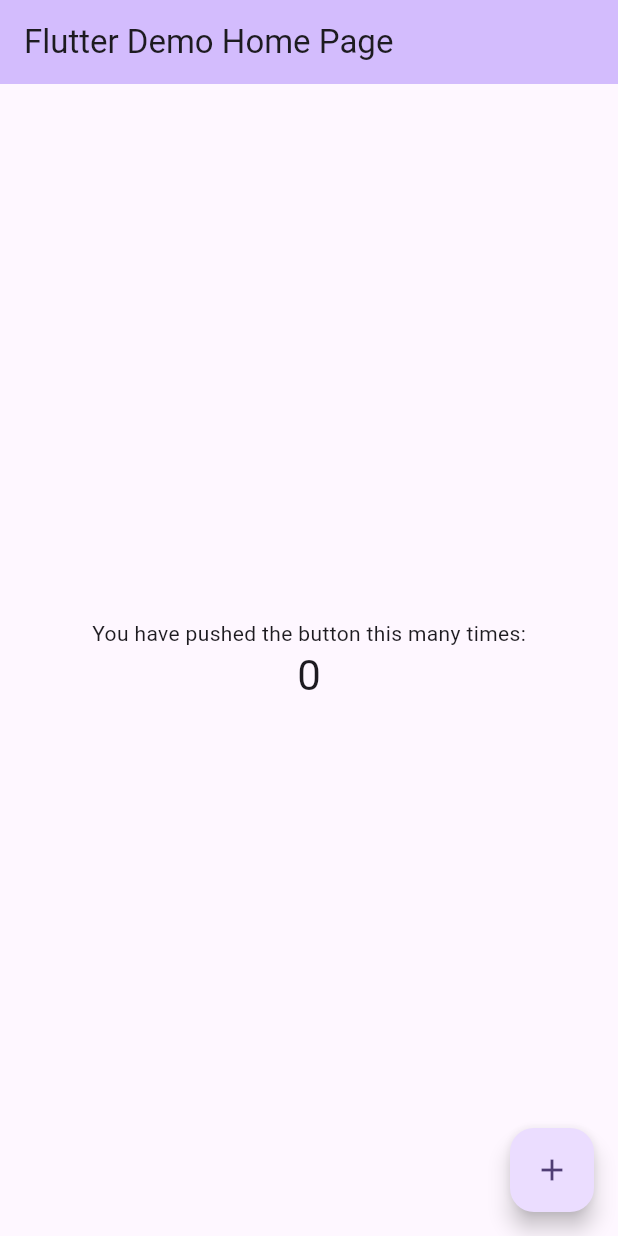
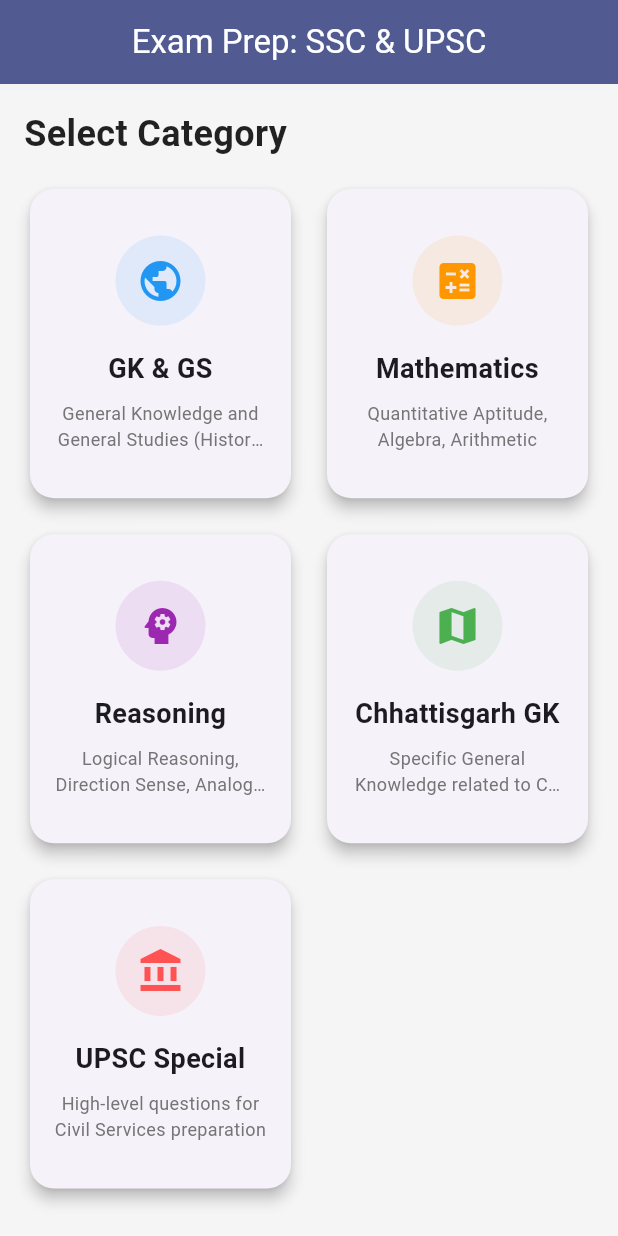
Before and after one commit to could-ai/019ae3ee-69d1-78fa-9e48-33caf9f6e012, a Flutter app: the screen it shows after launch, on a phone screen of 412 x 824 dp. Run offline on Flutter 3.47's test engine with Material 3 defaults, Android fonts, the phone set to English and light mode, and no system bars.

Commit message:
Created Question and QuizCategory models to structure the exam data.; Created mock data with categories for GK, Maths, Reasoning (Direction), CG GK, and UPSC, along with sample questions and explanations.; Created HomeScreen with a GridView to display exam categories. Each card navigates to the QuizScreen.; Created QuizScreen to handle question display, user interaction, answer validation, and navigation. Includes explanation display after answering.; Created ResultScreen to display the final score and percentage with a visual indicator of success or failure.; Updated main.dart to set the initial route to HomeScreen and apply a consistent theme.

```diff
--- /dev/null
+++ b/usr/lib/data/quiz_data.dart
@@ -0,0 +1,132 @@
+import '../models/question_model.dart';
+
+class QuizData {
+  static final List<QuizCategory> categories = [
+    QuizCategory(
+      id: 'gk_gs',
+      name: 'GK & GS',
+      iconPath: 'globe',
+      description: 'General Knowledge and General Studies (History, Geography, Science)',
+    ),
+    QuizCategory(
+      id: 'maths',
+      name: 'Mathematics',
+      iconPath: 'calculator',
+      description: 'Quantitative Aptitude, Algebra, Arithmetic',
+    ),
+    QuizCategory(
+      id: 'reasoning',
+      name: 'Reasoning',
+      iconPath: 'brain',
+      description: 'Logical Reasoning, Direction Sense, Analogies',
+    ),
+    QuizCategory(
+      id: 'cg_gk',
+      name: 'Chhattisgarh GK',
+      iconPath: 'map',
+      description: 'Specific General Knowledge related to Chhattisgarh state',
+    ),
+    QuizCategory(
+      id: 'upsc_special',
+      name: 'UPSC Special',
+      iconPath: 'book',
+      description: 'High-level questions for Civil Services preparation',
+    ),
+  ];
+
+  static final List<Question> questions = [
+    // GK & GS
+    Question(
+      id: '1',
+      questionText: 'Who was the first President of India?',
+      options: ['Dr. Rajendra Prasad', 'Jawaharlal Nehru', 'Dr. B.R. Ambedkar', 'Indira Gandhi'],
+      correctAnswerIndex: 0,
+      explanation: 'Dr. Rajendra Prasad was the first President of India, serving from 1950 to 1962.',
+      category: 'gk_gs',
+    ),
+    Question(
+      id: '2',
+      questionText: 'Which planet is known as the Red Planet?',
+      options: ['Venus', 'Mars', 'Jupiter', 'Saturn'],
+      correctAnswerIndex: 1,
+      explanation: 'Mars is often referred to as the "Red Planet" because the reddish iron oxide prevalent on its surface gives it a reddish appearance.',
+      category: 'gk_gs',
+    ),
+    Question(
+      id: '3',
+      questionText: 'The Battle of Plassey was fought in which year?',
+      options: ['1757', '1764', '1857', '1947'],
+      correctAnswerIndex: 0,
+      explanation: 'The Battle of Plassey was a decisive victory of the British East India Company over the Nawab of Bengal on 23 June 1757.',
+      category: 'gk_gs',
+    ),
+
+    // Maths
+    Question(
+      id: '4',
+      questionText: 'If a car travels 60 km in 1.5 hours, what is its average speed?',
+      options: ['30 km/h', '40 km/h', '45 km/h', '50 km/h'],
+      correctAnswerIndex: 1,
+      explanation: 'Speed = Distance / Time = 60 km / 1.5 hrs = 40 km/h.',
+      category: 'maths',
+    ),
+    Question(
+      id: '5',
+      questionText: 'What is 15% of 200?',
+      options: ['20', '25', '30', '35'],
+      correctAnswerIndex: 2,
+      explanation: '15% of 200 = (15/100) * 200 = 15 * 2 = 30.',
+      category: 'maths',
+    ),
+
+    // Reasoning (Direction)
+    Question(
+      id: '6',
+      questionText: 'A man walks 5 km toward North, then turns right and walks 3 km. Then he turns right and walks 5 km. How far is he from the starting point?',
+      options: ['3 km', '5 km', '8 km', '13 km'],
+      correctAnswerIndex: 0,
+      explanation: 'He walked North 5km, then East 3km, then South 5km. He is now at the same latitude as the start, but 3km East. So distance is 3km.',
+      category: 'reasoning',
+    ),
+    Question(
+      id: '7',
+      questionText: 'Pointing to a photograph, a man said, "I have no brother or sister but that man’s father is my father’s son." Whose photograph was it?',
+      options: ['His own', 'His son', 'His father', 'His nephew'],
+      correctAnswerIndex: 1,
+      explanation: 'Since he has no siblings, "my father\'s son" is the man himself. So, "that man\'s father is [me]". Therefore, the photograph is of his son.',
+      category: 'reasoning',
+    ),
+
+    // CG GK
+    Question(
+      id: '8',
+      questionText: 'Which is the capital city of Chhattisgarh?',
+      options: ['Bilaspur', 'Raipur', 'Durg', 'Korba'],
+      correctAnswerIndex: 1,
+      explanation: 'Raipur is the capital city of the Indian state of Chhattisgarh.',
+      category: 'cg_gk',
+    ),
+    Question(
+      id: '9',
+      questionText: 'The Chitrakote Falls is located on which river?',
+      options: ['Mahanadi', 'Indravati', 'Shivnath', 'Hasdeo'],
+      correctAnswerIndex: 1,
+      explanation: 'Chitrakote Falls is a natural waterfall located to the west of Jagdalpur, in Bastar district, Chhattisgarh on the Indravati River.',
+      category: 'cg_gk',
+    ),
+
+    // UPSC Special
+    Question(
+      id: '10',
+      questionText: 'Which Schedule of the Indian Constitution contains provisions regarding the administration of Tribal Areas in the states of Assam, Meghalaya, Tripura and Mizoram?',
+      options: ['Fifth Schedule', 'Sixth Schedule', 'Seventh Schedule', 'Eighth Schedule'],
+      correctAnswerIndex: 1,
+      explanation: 'The Sixth Schedule of the Constitution of India allows for the formation of Autonomous District Councils in Assam, Meghalaya, Tripura and Mizoram.',
+      category: 'upsc_special',
+    ),
+  ];
+
+  static List<Question> getQuestionsByCategory(String categoryId) {
+    return questions.where((q) => q.category == categoryId).toList();
+  }
+}
--- a/usr/lib/main.dart
+++ b/usr/lib/main.dart
@@ -1,4 +1,5 @@
 import 'package:flutter/material.dart';
+import 'screens/home_screen.dart';
 
 void main() {
   runApp(const MyApp());
@@ -7,117 +8,20 @@ void main() {
 class MyApp extends StatelessWidget {
   const MyApp({super.key});
 
-  // This widget is the root of your application.
   @override
   Widget build(BuildContext context) {
     return MaterialApp(
-      title: 'Flutter Demo',
+      title: 'Exam Prep App',
       debugShowCheckedModeBanner: false,
       theme: ThemeData(
-        // This is the theme of your application.
-        //
-        // TRY THIS: Try running your application with "flutter run". You'll see
-        // the application has a purple toolbar. Then, without quitting the app,
-        // try changing the seedColor in the colorScheme below to Colors.green
-        // and then invoke "hot reload" (save your changes or press the "hot
-        // reload" button in a Flutter-supported IDE, or press "r" if you used
-        // the command line to start the app).
-        //
-        // Notice that the counter didn't reset back to zero; the application
-        // state is not lost during the reload. To reset the state, use hot
-        // restart instead.
-        //
-        // This works for code too, not just values: Most code changes can be
-        // tested with just a hot reload.
-        colorScheme: ColorScheme.fromSeed(seedColor: Colors.deepPurple),
+        colorScheme: ColorScheme.fromSeed(seedColor: Colors.indigo),
+        useMaterial3: true,
+        fontFamily: 'Roboto', // Using default, but specifying for clarity
       ),
       initialRoute: '/',
       routes: {
-        '/': (context) => const MyHomePage(title: 'Flutter Demo Home Page'),
+        '/': (context) => const HomeScreen(),
       },
     );
   }
 }
-
-class MyHomePage extends StatefulWidget {
-  const MyHomePage({super.key, required this.title});
-
-  // This widget is the home page of your application. It is stateful, meaning
-  // that it has a State object (defined below) that contains fields that affect
-  // how it looks.
-
-  // This class is the configuration for the state. It holds the values (in this
-  // case the title) provided by the parent (in this case the App widget) and
-  // used by the build method of the State. Fields in a Widget subclass are
-  // always marked "final".
-
-  final String title;
-
-  @override
-  State<MyHomePage> createState() => _MyHomePageState();
-}
-
-class _MyHomePageState extends State<MyHomePage> {
-  int _counter = 0;
-
-  void _incrementCounter() {
-    setState(() {
-      // This call to setState tells the Flutter framework that something has
-      // changed in this State, which causes it to rerun the build method below
-      // so that the display can reflect the updated values. If we changed
-      // _counter without calling setState(), then the build method would not be
-      // called again, and so nothing would appear to happen.
-      _counter++;
-    });
-  }
-
-  @override
-  Widget build(BuildContext context) {
-    // This method is rerun every time setState is called, for instance as done
-    // by the _incrementCounter method above.
-    //
-    // The Flutter framework has been optimized to make rerunning build methods
-    // fast, so that you can just rebuild anything that needs updating rather
-    // than having to individually change instances of widgets.
-    return Scaffold(
-      appBar: AppBar(
-        // TRY THIS: Try changing the color here to a specific color (to
-        // Colors.amber, perhaps?) and trigger a hot reload to see the AppBar
-        // change color while the other colors stay the same.
-        backgroundColor: Theme.of(context).colorScheme.inversePrimary,
-        // Here we take the value from the MyHomePage object that was created by
-        // the App.build method, and use it to set our appbar title.
-        title: Text(widget.title),
-      ),
-      body: Center(
-        // Center is a layout widget. It takes a single child and positions it
-        // in the middle of the parent.
-        child: Column(
-          // Column is also a layout widget. It takes a list of children and
-          // arranges them vertically. By default, it sizes itself to fit its
-          // children horizontally, and tries to be as tall as its parent.
-          //
-          // Column has various properties to control how it sizes itself and
-          // how it positions its children. Here we use mainAxisAlignment to
-          // center the children vertically; the main axis here is the vertical
-          // axis because Columns are vertical (the cross axis would be
-          // horizontal).
-          //
-          // TRY THIS: Invoke "debug painting" (choose the "Toggle Debug Paint"
-          // action in the IDE, or press "p" in the console), to see the
-          // wireframe for each widget.
-          mainAxisAlignment: MainAxisAlignment.center,
-          children: <Widget>[
-            const Text('You have pushed the button this many times:'),
-            Text('$_counter', style: Theme.of(context).textTheme.headlineMedium),
-          ],
-        ),
-      ),
-      floatingActionButton: FloatingActionButton(
-        onPressed: _incrementCounter,
-        tooltip: 'Increment',
-        child: const Icon(Icons.add),
-      ), // This trailing comma makes auto-formatting nicer for build methods.
-    );
-  }
-}
--- /dev/null
+++ b/usr/lib/models/question_model.dart
@@ -0,0 +1,31 @@
+class Question {
+  final String id;
+  final String questionText;
+  final List<String> options;
+  final int correctAnswerIndex;
+  final String explanation;
+  final String category;
+
+  Question({
+    required this.id,
+    required this.questionText,
+    required this.options,
+    required this.correctAnswerIndex,
+    required this.explanation,
+    required this.category,
+  });
+}
+
+class QuizCategory {
+  final String id;
+  final String name;
+  final String iconPath; // We'll use IconData in the UI, but string for flexibility if we use assets later
+  final String description;
+
+  QuizCategory({
+    required this.id,
+    required this.name,
+    required this.iconPath,
+    required this.description,
+  });
+}
--- /dev/null
+++ b/usr/lib/screens/home_screen.dart
@@ -0,0 +1,136 @@
+import 'package:flutter/material.dart';
+import '../data/quiz_data.dart';
+import '../models/question_model.dart';
+import 'quiz_screen.dart';
+
+class HomeScreen extends StatelessWidget {
+  const HomeScreen({super.key});
+
+  @override
+  Widget build(BuildContext context) {
+    return Scaffold(
+      appBar: AppBar(
+        title: const Text('Exam Prep: SSC & UPSC'),
+        centerTitle: true,
+        elevation: 0,
+        backgroundColor: Theme.of(context).colorScheme.primary,
+        foregroundColor: Colors.white,
+      ),
+      body: Container(
+        color: Colors.grey[100],
+        child: Padding(
+          padding: const EdgeInsets.all(16.0),
+          child: Column(
+            crossAxisAlignment: CrossAxisAlignment.start,
+            children: [
+              const Text(
+                'Select Category',
+                style: TextStyle(
+                  fontSize: 24,
+                  fontWeight: FontWeight.bold,
+                  color: Colors.black87,
+                ),
+              ),
+              const SizedBox(height: 16),
+              Expanded(
+                child: GridView.builder(
+                  gridDelegate: const SliverGridDelegateWithFixedCrossAxisCount(
+                    crossAxisCount: 2,
+                    crossAxisSpacing: 16,
+                    mainAxisSpacing: 16,
+                    childAspectRatio: 0.85,
+                  ),
+                  itemCount: QuizData.categories.length,
+                  itemBuilder: (context, index) {
+                    final category = QuizData.categories[index];
+                    return _buildCategoryCard(context, category);
+                  },
+                ),
+              ),
+            ],
+          ),
+        ),
+      ),
+    );
+  }
+
+  Widget _buildCategoryCard(BuildContext context, QuizCategory category) {
+    IconData iconData;
+    Color color;
+
+    switch (category.id) {
+      case 'gk_gs':
+        iconData = Icons.public;
+        color = Colors.blue;
+        break;
+      case 'maths':
+        iconData = Icons.calculate;
+        color = Colors.orange;
+        break;
+      case 'reasoning':
+        iconData = Icons.psychology;
+        color = Colors.purple;
+        break;
+      case 'cg_gk':
+        iconData = Icons.map;
+        color = Colors.green;
+        break;
+      case 'upsc_special':
+        iconData = Icons.account_balance;
+        color = Colors.redAccent;
+        break;
+      default:
+        iconData = Icons.quiz;
+        color = Colors.indigo;
+    }
+
+    return Card(
+      elevation: 4,
+      shape: RoundedRectangleBorder(borderRadius: BorderRadius.circular(16)),
+      child: InkWell(
+        onTap: () {
+          Navigator.push(
+            context,
+            MaterialPageRoute(
+              builder: (context) => QuizScreen(category: category),
+            ),
+          );
+        },
+        borderRadius: BorderRadius.circular(16),
+        child: Padding(
+          padding: const EdgeInsets.all(16.0),
+          child: Column(
+            mainAxisAlignment: MainAxisAlignment.center,
+            children: [
+              CircleAvatar(
+                radius: 30,
+                backgroundColor: color.withOpacity(0.1),
+                child: Icon(iconData, size: 32, color: color),
+              ),
+              const SizedBox(height: 16),
+              Text(
+                category.name,
+                style: const TextStyle(
+                  fontSize: 18,
+                  fontWeight: FontWeight.bold,
+                ),
+                textAlign: TextAlign.center,
+              ),
+              const SizedBox(height: 8),
+              Text(
+                category.description,
+                style: TextStyle(
+                  fontSize: 12,
+                  color: Colors.grey[600],
+                ),
+                textAlign: TextAlign.center,
+                maxLines: 2,
+                overflow: TextOverflow.ellipsis,
+              ),
+            ],
+          ),
+        ),
+      ),
+    );
+  }
+}
```
Also changed, not shown: usr/lib/screens/quiz_screen.dart (added, +197 -0 lines), usr/lib/screens/result_screen.dart (added, +89 -0 lines).
